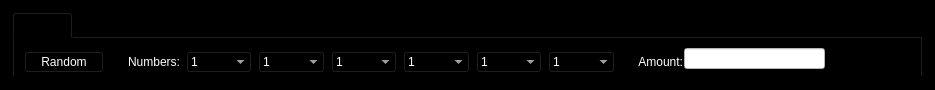
The window that src/qt/forms/votecoinsentry.ui (NoirX/NoirShares-v2-old) describes before a commit, drawn with Qt 5.
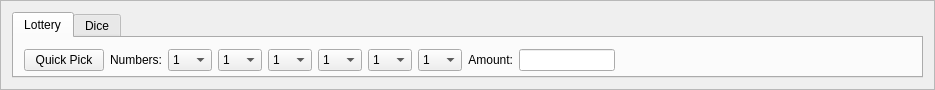
The same window after the commit. Custom widgets are drawn as their Qt base class.

What changed in the file:
```diff
--- a/src/qt/forms/votecoinsentry.ui
+++ b/src/qt/forms/votecoinsentry.ui
@@ -25,31 +25,22 @@
   <property name="windowTitle">
    <string>Form</string>
   </property>
-  <property name="styleSheet">
-   <string notr="true">background-color: rgb(0, 0, 0);</string>
-  </property>
   <property name="frameShape">
    <enum>QFrame::StyledPanel</enum>
   </property>
   <property name="frameShadow">
    <enum>QFrame::Sunken</enum>
   </property>
-  <layout class="QHBoxLayout" name="horizontalLayout">
+  <layout class="QGridLayout" name="gridLayout">
    <property name="spacing">
     <number>12</number>
    </property>
-   <item>
+   <item row="3" column="0">
     <widget class="QTabWidget" name="gamePanel">
-     <property name="styleSheet">
-      <string notr="true">background-color: rgb(0, 0, 0);</string>
-     </property>
      <property name="currentIndex">
       <number>0</number>
      </property>
      <widget class="QWidget" name="tab">
-      <property name="styleSheet">
-       <string notr="true">color:white;background-color:black;border-width:1px;</string>
-      </property>
       <attribute name="title">
        <string>Lottery</string>
       </attribute>
@@ -59,24 +50,15 @@
          <x>10</x>
          <y>10</y>
          <width>591</width>
-         <height>29</height>
+         <height>25</height>
         </rect>
        </property>
        <layout class="QGridLayout" name="gridLayout_3">
+        <item row="0" column="9">
+         <widget class="BitcoinAmountField" name="payAmount"/>
+        </item>
         <item row="0" column="4">
          <widget class="QComboBox" name="number1_3">
-          <property name="sizePolicy">
-           <sizepolicy hsizetype="Fixed" vsizetype="Fixed">
-            <horstretch>0</horstretch>
-            <verstretch>0</verstretch>
-           </sizepolicy>
-          </property>
-          <property name="maximumSize">
-           <size>
-            <width>66</width>
-            <height>16777215</height>
-           </size>
-          </property>
           <property name="currentIndex">
            <number>0</number>
           </property>
@@ -297,18 +279,6 @@
         </item>
         <item row="0" column="2">
          <widget class="QComboBox" name="number1">
-          <property name="sizePolicy">
-           <sizepolicy hsizetype="Fixed" vsizetype="Fixed">
-            <horstretch>0</horstretch>
-            <verstretch>0</verstretch>
-           </sizepolicy>
-          </property>
-          <property name="maximumSize">
-           <size>
-            <width>66</width>
-            <height>16777215</height>
-           </size>
-          </property>
           <property name="currentIndex">
            <number>0</number>
           </property>
@@ -529,18 +499,6 @@
         </item>
         <item row="0" column="6">
          <widget class="QComboBox" name="number1_5">
-          <property name="sizePolicy">
-           <sizepolicy hsizetype="Fixed" vsizetype="Fixed">
-            <horstretch>0</horstretch>
-            <verstretch>0</verstretch>
-           </sizepolicy>
-          </property>
-          <property name="maximumSize">
-           <size>
-            <width>66</width>
-            <height>16777215</height>
-           </size>
-          </property>
           <property name="currentIndex">
            <number>0</number>
           </property>
@@ -761,18 +719,6 @@
         </item>
         <item row="0" column="3">
          <widget class="QComboBox" name="number1_2">
-          <property name="sizePolicy">
-           <sizepolicy hsizetype="Fixed" vsizetype="Fixed">
-            <horstretch>0</horstretch>
-            <verstretch>0</verstretch>
-           </sizepolicy>
-          </property>
-          <property name="maximumSize">
-           <size>
-            <width>67</width>
-            <height>16777215</height>
-           </size>
-          </property>
           <property name="currentIndex">
            <number>0</number>
           </property>
@@ -991,239 +937,14 @@
           </item>
          </widget>
         </item>
-        <item row="0" column="0">
-         <widget class="QPushButton" name="QuickPick">
-          <property name="palette">
-           <palette>
-            <active>
-             <colorrole role="WindowText">
-              <brush brushstyle="SolidPattern">
-               <color alpha="255">
-                <red>255</red>
-                <green>255</green>
-                <blue>255</blue>
-               </color>
-              </brush>
-             </colorrole>
-             <colorrole role="Button">
-              <brush brushstyle="SolidPattern">
-               <color alpha="255">
-                <red>0</red>
-                <green>0</green>
-                <blue>0</blue>
-               </color>
-              </brush>
-             </colorrole>
-             <colorrole role="Text">
-              <brush brushstyle="SolidPattern">
-               <color alpha="255">
-                <red>255</red>
-                <green>255</green>
-                <blue>255</blue>
-               </color>
-              </brush>
-             </colorrole>
-             <colorrole role="ButtonText">
-              <brush brushstyle="SolidPattern">
-               <color alpha="255">
-                <red>255</red>
-                <green>255</green>
-                <blue>255</blue>
-               </color>
-              </brush>
-             </colorrole>
-             <colorrole role="Base">
-              <brush brushstyle="SolidPattern">
-               <color alpha="255">
-                <red>0</red>
-                <green>0</green>
-                <blue>0</blue>
-               </color>
-              </brush>
-             </colorrole>
-             <colorrole role="Window">
-              <brush brushstyle="SolidPattern">
-               <color alpha="255">
-                <red>0</red>
-                <green>0</green>
-                <blue>0</blue>
-               </color>
-              </brush>
-             </colorrole>
-             <colorrole role="AlternateBase">
-              <brush brushstyle="SolidPattern">
-               <color alpha="255">
-                <red>0</red>
-                <green>0</green>
-                <blue>85</blue>
-               </color>
-              </brush>
-             </colorrole>
-            </active>
-            <inactive>
-             <colorrole role="WindowText">
-              <brush brushstyle="SolidPattern">
-               <color alpha="255">
-                <red>255</red>
-                <green>255</green>
-                <blue>255</blue>
-               </color>
-              </brush>
-             </colorrole>
-             <colorrole role="Button">
-              <brush brushstyle="SolidPattern">
-               <color alpha="255">
-                <red>0</red>
-                <green>0</green>
-                <blue>0</blue>
-               </color>
-              </brush>
-             </colorrole>
-             <colorrole role="Text">
-              <brush brushstyle="SolidPattern">
-               <color alpha="255">
-                <red>255</red>
-                <green>255</green>
-                <blue>255</blue>
-               </color>
-              </brush>
-             </colorrole>
-             <colorrole role="ButtonText">
-              <brush brushstyle="SolidPattern">
-               <color alpha="255">
-                <red>255</red>
-                <green>255</green>
-                <blue>255</blue>
-               </color>
-              </brush>
-             </colorrole>
-             <colorrole role="Base">
-              <brush brushstyle="SolidPattern">
-               <color alpha="255">
-                <red>0</red>
-                <green>0</green>
-                <blue>0</blue>
-               </color>
-              </brush>
-             </colorrole>
-             <colorrole role="Window">
-              <brush brushstyle="SolidPattern">
-               <color alpha="255">
-                <red>0</red>
-                <green>0</green>
-                <blue>0</blue>
-               </color>
-              </brush>
-             </colorrole>
-             <colorrole role="AlternateBase">
-              <brush brushstyle="SolidPattern">
-               <color alpha="255">
-                <red>0</red>
-                <green>0</green>
-                <blue>85</blue>
-               </color>
-              </brush>
-             </colorrole>
-            </inactive>
-            <disabled>
-             <colorrole role="WindowText">
-              <brush brushstyle="SolidPattern">
-               <color alpha="255">
-                <red>255</red>
-                <green>255</green>
-                <blue>255</blue>
-               </color>
-              </brush>
-             </colorrole>
-             <colorrole role="Button">
-              <brush brushstyle="SolidPattern">
-               <color alpha="255">
-                <red>0</red>
-                <green>0</green>
-                <blue>0</blue>
-               </color>
-              </brush>
-             </colorrole>
-             <colorrole role="Text">
-              <brush brushstyle="SolidPattern">
-               <color alpha="255">
-                <red>255</red>
-                <green>255</green>
-                <blue>255</blue>
-               </color>
-              </brush>
-             </colorrole>
-             <colorrole role="ButtonText">
-              <brush brushstyle="SolidPattern">
-               <color alpha="255">
-                <red>255</red>
-                <green>255</green>
-                <blue>255</blue>
-               </color>
-              </brush>
-             </colorrole>
-             <colorrole role="Base">
-              <brush brushstyle="SolidPattern">
-               <color alpha="255">
-                <red>0</red>
-                <green>0</green>
-                <blue>0</blue>
-               </color>
-              </brush>
-             </colorrole>
-             <colorrole role="Window">
-              <brush brushstyle="SolidPattern">
-               <color alpha="255">
-                <red>0</red>
-                <green>0</green>
-                <blue>0</blue>
-               </color>
-              </brush>
-             </colorrole>
-             <colorrole role="AlternateBase">
-              <brush brushstyle="SolidPattern">
-               <color alpha="255">
-                <red>0</red>
-                <green>0</green>
-                <blue>85</blue>
-               </color>
-              </brush>
-             </colorrole>
-            </disabled>
-           </palette>
-          </property>
-          <property name="styleSheet">
-           <string notr="true">color: rgb(255, 255, 255);
-background-color: rgb(0, 0, 0);</string>
-          </property>
-          <property name="text">
-           <string>Random</string>
-          </property>
-         </widget>
-        </item>
         <item row="0" column="7">
          <widget class="QComboBox" name="number1_6">
-          <property name="sizePolicy">
-           <sizepolicy hsizetype="Fixed" vsizetype="Fixed">
-            <horstretch>0</horstretch>
-            <verstretch>0</verstretch>
-           </sizepolicy>
-          </property>
-          <property name="maximumSize">
-           <size>
-            <width>67</width>
-            <height>16777215</height>
-           </size>
-          </property>
           <property name="currentIndex">
            <number>0</number>
           </property>
           <property name="maxVisibleItems">
            <number>9</number>
           </property>
-          <property name="sizeAdjustPolicy">
-           <enum>QComboBox::AdjustToContentsOnFirstShow</enum>
-          </property>
           <item>
            <property name="text">
             <string notr="true">1</string>
@@ -1436,6 +1157,23 @@
           </item>
          </widget>
         </item>
+        <item row="0" column="8">
+         <widget class="QLabel" name="label_3">
+          <property name="text">
+           <string>Amount:</string>
+          </property>
+          <property name="alignment">
+           <set>Qt::AlignRight|Qt::AlignTrailing|Qt::AlignVCenter</set>
+          </property>
+         </widget>
+        </item>
+        <item row="0" column="0">
+         <widget class="QPushButton" name="QuickPick">
+          <property name="text">
+           <string>Quick Pick</string>
+          </property>
+         </widget>
+        </item>
         <item row="0" column="1">
          <widget class="QLabel" name="label_2">
           <property name="text">
@@ -1448,18 +1186,6 @@
         </item>
         <item row="0" column="5">
          <widget class="QComboBox" name="number1_4">
-          <property name="sizePolicy">
-           <sizepolicy hsizetype="Fixed" vsizetype="Fixed">
-            <horstretch>0</horstretch>
-            <verstretch>0</verstretch>
-           </sizepolicy>
-          </property>
-          <property name="maximumSize">
-           <size>
-            <width>67</width>
-            <height>16777215</height>
-           </size>
-          </property>
           <property name="currentIndex">
            <number>0</number>
           </property>
@@ -1680,34 +1406,50 @@
         </item>
        </layout>
       </widget>
-      <widget class="BitcoinAmountField" name="payAmount">
+     </widget>
+     <widget class="QWidget" name="tab_2">
+      <attribute name="title">
+       <string>Dice</string>
+      </attribute>
+      <widget class="QWidget" name="layoutWidget">
        <property name="geometry">
         <rect>
-         <x>670</x>
+         <x>310</x>
          <y>10</y>
-         <width>141</width>
-         <height>21</height>
+         <width>381</width>
+         <height>22</height>
         </rect>
        </property>
-       <property name="styleSheet">
-        <string notr="true">background-color: rgb(255, 255, 255);
-color: rgb(0, 0, 0);</string>
-       </property>
+       <layout class="QGridLayout" name="gridLayout_4">
+        <item row="0" column="1">
+         <widget class="BitcoinAmountField" name="payAmount_2"/>
+        </item>
+        <item row="0" column="0">
+         <widget class="QLabel" name="label_4">
+          <property name="text">
+           <string>Amount:</string>
+          </property>
+          <property name="alignment">
+           <set>Qt::AlignRight|Qt::AlignTrailing|Qt::AlignVCenter</set>
+          </property>
+         </widget>
+        </item>
+       </layout>
       </widget>
-      <widget class="QLabel" name="label_3">
+      <widget class="QComboBox" name="gameType">
        <property name="geometry">
         <rect>
-         <x>610</x>
+         <x>10</x>
          <y>10</y>
-         <width>59</width>
-         <height>27</height>
+         <width>291</width>
+         <height>20</height>
         </rect>
        </property>
-       <property name="text">
-        <string>Amount:</string>
+       <property name="currentIndex">
+        <number>0</number>
        </property>
-       <property name="alignment">
-        <set>Qt::AlignRight|Qt::AlignTrailing|Qt::AlignVCenter</set>
+       <property name="maxVisibleItems">
+        <number>9</number>
        </property>
       </widget>
      </widget>
```
Left out of the diff: 105 changed lines with no effect on the pictures.
